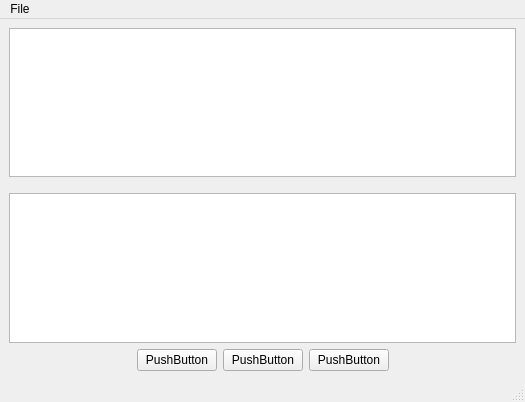
Before: the Qt Designer form qteng2/mainwindow.ui in j557/qteng2, drawn with Qt 5.
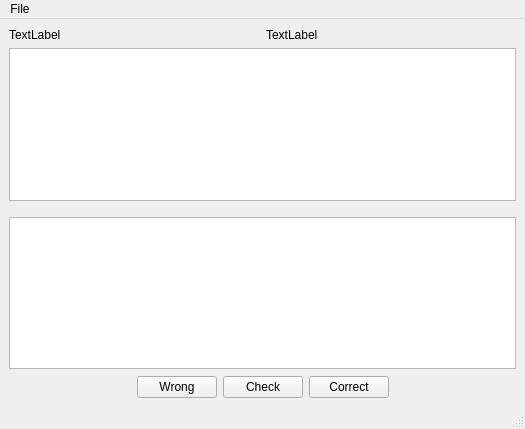
After: the same form once the commit is applied.

The edit to the form file:
```diff
--- a/qteng2/mainwindow.ui
+++ b/qteng2/mainwindow.ui
@@ -7,7 +7,7 @@
     <x>0</x>
     <y>0</y>
     <width>525</width>
-    <height>402</height>
+    <height>429</height>
    </rect>
   </property>
   <property name="windowTitle">
@@ -24,7 +24,32 @@
     <item>
      <layout class="QVBoxLayout" name="verticalLayout">
       <item>
-       <widget class="QTextEdit" name="textEdit"/>
+       <layout class="QHBoxLayout" name="horizontalLayout_3">
+        <item>
+         <widget class="QLabel" name="labelErrors">
+          <property name="text">
+           <string>TextLabel</string>
+          </property>
+         </widget>
+        </item>
+        <item>
+         <widget class="QLabel" name="labelQuestionsLeft">
+          <property name="text">
+           <string>TextLabel</string>
+          </property>
+         </widget>
+        </item>
+       </layout>
+      </item>
+      <item>
+       <widget class="QTextEdit" name="textEditQuestion">
+        <property name="cursorWidth">
+         <number>0</number>
+        </property>
+        <property name="textInteractionFlags">
+         <set>Qt::TextSelectableByKeyboard|Qt::TextSelectableByMouse</set>
+        </property>
+       </widget>
       </item>
       <item>
        <spacer name="verticalSpacer">
@@ -76,21 +101,21 @@
         <item>
          <widget class="QPushButton" name="buttonWrong">
           <property name="text">
-           <string>PushButton</string>
+           <string>Wrong</string>
           </property>
          </widget>
         </item>
         <item>
          <widget class="QPushButton" name="buttonCheck">
           <property name="text">
-           <string>PushButton</string>
+           <string>Check</string>
           </property>
          </widget>
         </item>
         <item>
          <widget class="QPushButton" name="buttonCorrect">
           <property name="text">
-           <string>PushButton</string>
+           <string>Correct</string>
           </property>
          </widget>
         </item>
```
Left out of the diff: 15 changed lines with no effect on the pictures.
